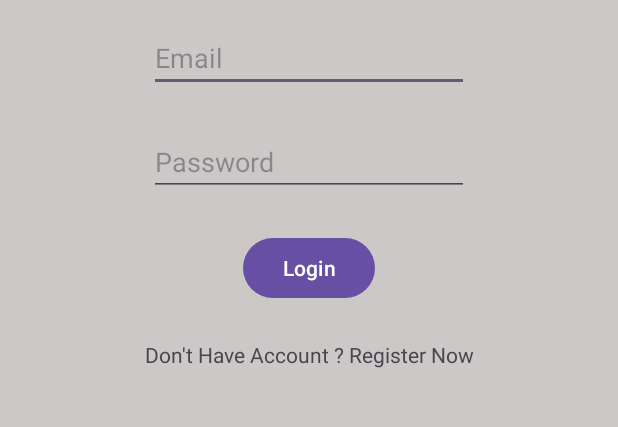
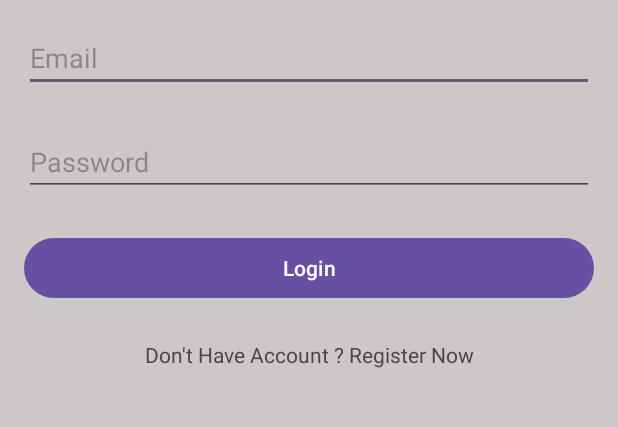
Before and after one commit to ngabroger/LoginCleanArchitecture, an Android app: the screen it shows after launch (LoginActivity), on a phone screen of 412 x 824 dp, the part 216-643 px from its top. Run offline under Robolectric (Android 15) with nearby library versions, the phone set to English and light mode, and no system bars.

Commit message:
feat : add feature login and get the name to MainActivity.kt

```diff
--- a/app/src/main/java/com/example/belajarlogin/core/modules/userModule.kt
+++ b/app/src/main/java/com/example/belajarlogin/core/modules/userModule.kt
@@ -8,6 +8,7 @@ import com.example.belajarlogin.domain.repository.AuthRepository
 import com.example.belajarlogin.domain.usecase.authUseCase.GetTokenUseCase
 import com.example.belajarlogin.domain.usecase.authUseCase.GetUserNameCase
 import com.example.belajarlogin.domain.usecase.authUseCase.LoginUseCase
+import com.example.belajarlogin.domain.usecase.authUseCase.LogoutUseCase
 import com.example.belajarlogin.domain.usecase.authUseCase.RegisterUseCase
 import com.example.belajarlogin.presentation.viewmodel.AuthViewModel
 import com.example.belajarlogin.presentation.viewmodel.AuthViewModelImpl
@@ -22,7 +23,8 @@ val userModule = module{
     single{ RegisterUseCase(get()) }
     single{ GetUserNameCase(get()) }
     single{ AuthPreference(get()) }
+    single{ LogoutUseCase(get()) }
 
-    viewModel{ AuthViewModelImpl(get(), get(), get(),get()) }
+    viewModel{ AuthViewModelImpl(get(), get(), get(),get(),get()) }
 
 }
--- a/app/src/main/java/com/example/belajarlogin/data/repository/AuthRepositoryImpl.kt
+++ b/app/src/main/java/com/example/belajarlogin/data/repository/AuthRepositoryImpl.kt
@@ -12,7 +12,6 @@ import kotlinx.coroutines.flow.flow
 import org.json.JSONObject
 
 class AuthRepositoryImpl(private val apiService: ApiService, private val tokenStorage: TokenStorage) : AuthRepository {
-
 
     override suspend fun login(
         email: String,
@@ -80,11 +79,17 @@ class AuthRepositoryImpl(private val apiService: ApiService, private val tokenSt
         }
     }
 
-    override suspend fun getAuthToken(): String? {
+    override suspend fun getAuthToken(): Flow<String?> {
         return tokenStorage.getToken()
     }
 
     override suspend fun getName(): Flow<String?> {
         return tokenStorage.getName()
     }
+
+    override suspend fun logout() {
+        tokenStorage.clearToken()
+    }
+
+
 }
--- a/app/src/main/java/com/example/belajarlogin/domain/repository/AuthRepository.kt
+++ b/app/src/main/java/com/example/belajarlogin/domain/repository/AuthRepository.kt
@@ -8,6 +8,7 @@ import kotlinx.coroutines.flow.Flow
 interface AuthRepository {
     suspend fun login(email: String, password: String): Flow<ResultUtil<List<LoginResponse>>>
     suspend fun register(name: String, email: String, password: String): Flow<ResultUtil<List<RegisterResponse>>>
-    suspend fun getAuthToken(): String?
+    suspend fun getAuthToken(): Flow<String?>
     suspend fun getName(): Flow<String?>
+    suspend fun logout()
 }
--- a/app/src/main/java/com/example/belajarlogin/domain/repository/TokenStorage.kt
+++ b/app/src/main/java/com/example/belajarlogin/domain/repository/TokenStorage.kt
@@ -4,6 +4,7 @@ import kotlinx.coroutines.flow.Flow
 
 interface TokenStorage {
     suspend fun saveToken(token: String,name: String)
-    suspend fun getToken(): String?
+    suspend fun getToken(): Flow<String?>
     suspend fun getName(): Flow<String?>
+    suspend fun clearToken()
 }
--- a/app/src/main/java/com/example/belajarlogin/domain/usecase/authUseCase/GetTokenUseCase.kt
+++ b/app/src/main/java/com/example/belajarlogin/domain/usecase/authUseCase/GetTokenUseCase.kt
@@ -1,9 +1,10 @@
 package com.example.belajarlogin.domain.usecase.authUseCase
 
 import com.example.belajarlogin.domain.repository.AuthRepository
+import kotlinx.coroutines.flow.Flow
 
 class GetTokenUseCase (private val authRepository: AuthRepository){
-    suspend fun getToken(): String? {
+    suspend operator  fun invoke(): Flow<String?> {
         return authRepository.getAuthToken()
     }
 
--- /dev/null
+++ b/app/src/main/java/com/example/belajarlogin/domain/usecase/authUseCase/LogoutUseCase.kt
@@ -0,0 +1,10 @@
+package com.example.belajarlogin.domain.usecase.authUseCase
+
+import com.example.belajarlogin.domain.repository.AuthRepository
+
+class LogoutUseCase(private val authRepository: AuthRepository) {
+    suspend fun logout() {
+        authRepository.logout()
+    }
+
+}
--- a/app/src/main/java/com/example/belajarlogin/presentation/screen/LoginActivity.kt
+++ b/app/src/main/java/com/example/belajarlogin/presentation/screen/LoginActivity.kt
@@ -3,6 +3,7 @@ package com.example.belajarlogin.presentation.screen
 import android.content.Intent
 import android.os.Bundle
 import android.view.View
+import android.widget.Toast
 import androidx.activity.enableEdgeToEdge
 import androidx.appcompat.app.AppCompatActivity
 import androidx.core.view.ViewCompat
@@ -26,6 +27,18 @@ class LoginActivity : AppCompatActivity() {
         setContentView(binding.root)
         setupListeners()
         observeViewModel()
+
+        lifecycleScope.launch{
+            viewModel.getToken().collect{
+                if(it!=null){
+                    Intent(this@LoginActivity, MainActivity::class.java).also {
+                        startActivity(it)
+                        finish()
+                    }
+                }
+            }
+        }
+
 
     }
 
@@ -57,6 +70,8 @@ class LoginActivity : AppCompatActivity() {
                     }
                 }
             }
+
+
         }
 
     }
@@ -65,6 +80,12 @@ class LoginActivity : AppCompatActivity() {
         binding.progressBar.visibility = View.GONE
         binding.btnDismiss.setOnClickListener {
             binding.clError.visibility = View.GONE
+        }
+
+        binding.navRegister.setOnClickListener {
+            Intent(this, RegisterActivity::class.java).also {
+                startActivity(it)
+            }
         }
 
         binding.btnLogin.setOnClickListener {
--- a/app/src/main/java/com/example/belajarlogin/presentation/viewmodel/AuthViewModel.kt
+++ b/app/src/main/java/com/example/belajarlogin/presentation/viewmodel/AuthViewModel.kt
@@ -9,4 +9,7 @@ interface AuthViewModel {
 
     suspend fun fetchUserName(): String?
 
+    fun getToken(): Flow<String?>
+
+    suspend fun logout()
 }
--- a/app/src/main/java/com/example/belajarlogin/presentation/viewmodel/AuthViewModelImpl.kt
+++ b/app/src/main/java/com/example/belajarlogin/presentation/viewmodel/AuthViewModelImpl.kt
@@ -6,22 +6,34 @@ import androidx.lifecycle.ViewModel
 import androidx.lifecycle.viewModelScope
 import com.example.belajarlogin.core.utils.ResultUtil
 import com.example.belajarlogin.data.model.LoginResponse
+import com.example.belajarlogin.data.model.RegisterResponse
 import com.example.belajarlogin.domain.usecase.authUseCase.GetTokenUseCase
 import com.example.belajarlogin.domain.usecase.authUseCase.GetUserNameCase
 import com.example.belajarlogin.domain.usecase.authUseCase.LoginUseCase
+import com.example.belajarlogin.domain.usecase.authUseCase.LogoutUseCase
 import com.example.belajarlogin.domain.usecase.authUseCase.RegisterUseCase
+import kotlinx.coroutines.flow.Flow
 
 import kotlinx.coroutines.flow.MutableStateFlow
 import kotlinx.coroutines.flow.StateFlow
 import kotlinx.coroutines.launch
 
-class AuthViewModelImpl(private val getTokenUseCase: GetTokenUseCase, private val loginUseCase: LoginUseCase, private val registerUseCase: RegisterUseCase, private val getUserNameCase: GetUserNameCase) : ViewModel(), AuthViewModel {
+class AuthViewModelImpl(private val getTokenUseCase: GetTokenUseCase, private val loginUseCase: LoginUseCase, private val registerUseCase: RegisterUseCase, private val getUserNameCase: GetUserNameCase, private val logoutUseCase: LogoutUseCase) : ViewModel(), AuthViewModel {
 
     private val _user = MutableStateFlow<ResultUtil<List<LoginResponse>>>(ResultUtil.Idle)
     val user : StateFlow<ResultUtil<List<LoginResponse>>> = _user
 
     private  val _userName = MutableStateFlow<String?>(null)
     val userName : StateFlow<String?> = _userName
+
+    private val _register = MutableStateFlow<ResultUtil<List<RegisterResponse>>>(ResultUtil.Idle)
+    val register: StateFlow<ResultUtil<List<RegisterResponse>>> = _register
+
+    private val _token = MutableStateFlow<String?>(null)
+    val token: StateFlow<String?> = _token
+
+
+
 
     override suspend fun login(email: String, password: String) {
         viewModelScope.launch{
@@ -49,5 +61,22 @@ class AuthViewModelImpl(private val getTokenUseCase: GetTokenUseCase, private va
         return userName.value ?: ""
     }
 
+    override fun getToken(): Flow<String?> {
+        viewModelScope.launch{
+           getTokenUseCase().collect{result ->
+                _token.value = result
+
+           }
+
+        }
+        return token
+    }
+
+    override suspend fun logout() {
+    viewModelScope.launch{
+        logoutUseCase.logout()
+    }
+    }
+
 
 }
--- a/app/src/main/res/layout/activity_login.xml
+++ b/app/src/main/res/layout/activity_login.xml
@@ -21,9 +21,11 @@
 
     <EditText
         android:id="@+id/edEmailTxt"
-        android:layout_width="wrap_content"
+        android:layout_width="0dp"
         android:layout_height="wrap_content"
+        android:layout_marginStart="16dp"
         android:layout_marginTop="16dp"
+        android:layout_marginEnd="16dp"
         android:ems="10"
         android:hint="Email"
         android:inputType="text"
@@ -33,7 +35,7 @@
 
     <EditText
         android:id="@+id/edPasswordTxt"
-        android:layout_width="wrap_content"
+        android:layout_width="0dp"
         android:layout_height="wrap_content"
         android:layout_marginTop="24dp"
         android:ems="10"
@@ -45,7 +47,7 @@
 
     <Button
         android:id="@+id/btnLogin"
-        android:layout_width="wrap_content"
+        android:layout_width="0dp"
         android:layout_height="wrap_content"
         android:layout_marginTop="24dp"
         android:text="Login"
@@ -54,7 +56,7 @@
         app:layout_constraintTop_toBottomOf="@+id/edPasswordTxt" />
 
     <TextView
-        android:id="@+id/textView2"
+        android:id="@+id/navRegister"
         android:layout_width="wrap_content"
         android:layout_height="wrap_content"
         android:layout_marginTop="24dp"
@@ -68,7 +70,7 @@
         android:layout_width="match_parent"
         android:layout_height="match_parent"
         android:background="#AB090909"
-        android:visibility="visible">
+        android:visibility="gone">
 
         <androidx.cardview.widget.CardView
             android:layout_width="350dp"
```
Also changed, not shown: app/src/main/AndroidManifest.xml (+8 -4 lines), app/src/main/java/com/example/belajarlogin/MainActivity.kt (+8 -0 lines), app/src/main/java/com/example/belajarlogin/data/storage/AuthPreference.kt (+8 -2 lines), app/src/main/java/com/example/belajarlogin/presentation/screen/RegisterActivity.kt (added, +87 -0 lines), app/src/main/res/layout/activity_register.xml (added, +89 -0 lines).
